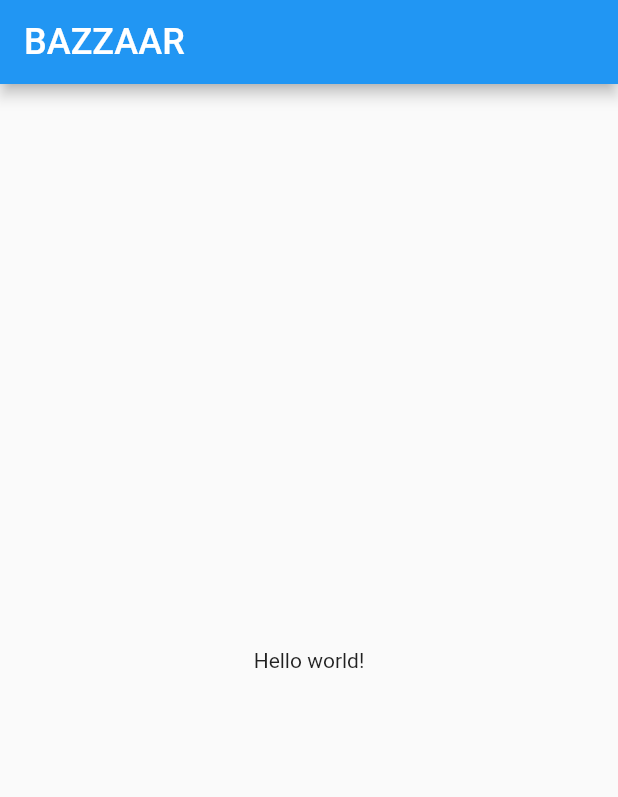
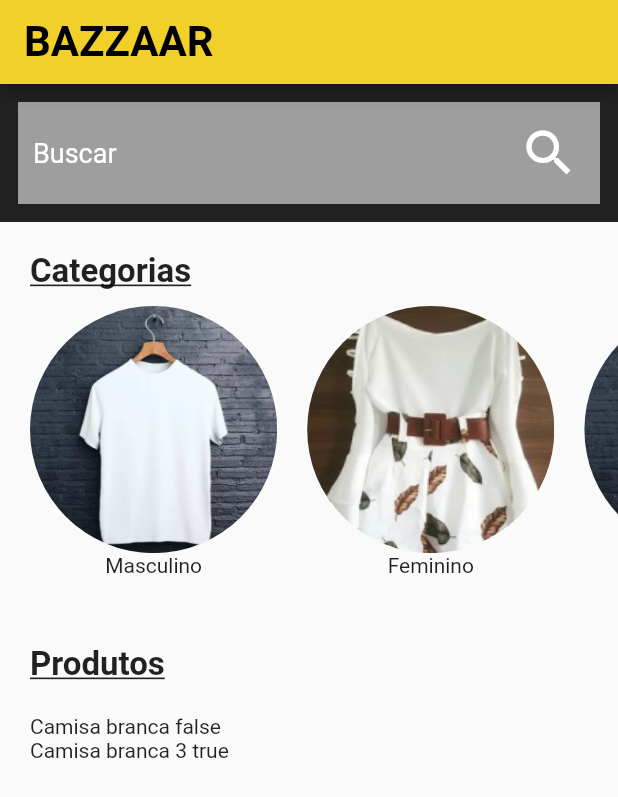
Before and after one commit to Luisz576/LojaVirtualBAZZAAR_flutter, a Flutter app: the screen it shows after launch, on a phone screen of 412 x 824 dp. Shown: the top 797 px of the screen. Run offline on Flutter 3.47's test engine with Material 2 defaults, Android fonts, the phone set to English and light mode, and no system bars.

Commit message:
Home Widgets + Database
# HomeScreen
# Categoria e seus Widgets
# Produto e seus Widgets (ProdutoItem(start))
# Database: "Sistema" de banco de dados (apenas as funções com um retorno fix)
# Sistemas de filtros

```diff
--- /dev/null
+++ b/Bazzaar/lib/models/category.dart
@@ -0,0 +1,11 @@
+import 'package:flutter/cupertino.dart';
+
+class Category{
+
+  String categoryName;
+  String title;
+  String image;
+
+  Category({@required this.categoryName, @required this.title, @required this.image});
+
+}
--- /dev/null
+++ b/Bazzaar/lib/models/produto.dart
@@ -0,0 +1,18 @@
+class Produto{
+
+  String nome, descricao, categoria, obs, imageSource;
+  int off, id;
+  double price;
+
+  Produto.fromMap(Map map){
+    nome = map['nome'];
+    descricao = map['descricao'];
+    categoria = map['categoria'];
+    obs = map['obs'];
+    imageSource =  map['image_source'];
+    off = map['off'];
+    id = map['id'];
+    price = map['price'];
+  }
+
+}
--- a/Bazzaar/lib/screens/home/home_screen.dart
+++ b/Bazzaar/lib/screens/home/home_screen.dart
@@ -1,3 +1,6 @@
+import 'package:Bazzaar/screens/home/widgets/category_view.dart';
+import 'package:Bazzaar/screens/home/widgets/products_view.dart';
+import 'package:Bazzaar/screens/home/widgets/search_camp.dart';
 import 'package:flutter/material.dart';
 
 class HomeScreen extends StatefulWidget {
@@ -5,21 +8,58 @@ class HomeScreen extends StatefulWidget {
   _HomeScreenState createState() => _HomeScreenState();
 }
 
-class _HomeScreenState extends State<HomeScreen> {
+class _HomeScreenState extends State<HomeScreen>
+    with SingleTickerProviderStateMixin{
+
+  AnimationController _animationController;
+
+  @override
+  void initState() {
+    super.initState();
+    _animationController = AnimationController(
+      vsync: this,
+      duration: Duration(seconds: 2),
+    );
+    _animationController.forward();
+  }
+
+  @override
+  void dispose() {
+    _animationController.dispose();
+    super.dispose();
+  }
+
   @override
   Widget build(BuildContext context) {
     return Scaffold(
       appBar: AppBar(
         title: Text("BAZZAAR",
           style: TextStyle(
-            color: Colors.white,
-            fontSize: 24
+            color: Colors.black,
+            fontWeight: FontWeight.w700,
+            fontSize: 28,
           ),
         ),
+        backgroundColor: Color.fromRGBO(240, 208, 41, 1.0),
+        //secundary color = c15233 -> 193, 82, 51
       ),
-      body: Center(
-        child: Text("Hello world!"), //TEMP
+      body: Container(
+        child: AnimatedBuilder(
+          animation: _animationController,
+          builder: _builderAnimation,
+        ),
       ),
     );
   }
+
+  Widget _builderAnimation(BuildContext context, Widget child){
+    return ListView(
+      children: [
+        SearchCamp(),
+        CategoryView(_animationController),
+        ProductsView(_animationController),
+      ],
+    );
+  }
+
 }
--- /dev/null
+++ b/Bazzaar/lib/screens/home/widgets/category_item.dart
@@ -0,0 +1,46 @@
+import 'package:Bazzaar/models/category.dart';
+import 'package:flutter/material.dart';
+
+class CategoryItem extends StatelessWidget {
+
+  final Category category;
+  final double radius;
+  final Animation<double> animation;
+
+  CategoryItem({@required this.category, @required this.radius, @required this.animation});
+
+  @override
+  Widget build(BuildContext context) {
+    return category.image.isNotEmpty ? Padding(
+      padding: EdgeInsets.only(right: 20),
+      child: Container(
+        height: radius * 2,
+        width: radius * 2,
+        child: Column(
+          children: [
+            InkWell(
+              onTap: () {
+                //TODO: TROCA TELA
+                print(category.categoryName);
+              },
+              child: Container(
+                height: animation.value * radius,
+                width: animation.value * radius,
+                decoration: BoxDecoration(
+                  image: DecorationImage(
+                    image: AssetImage(category.image),
+                    fit: BoxFit.cover
+                  ),
+                  shape: BoxShape.circle,
+                ),
+              ),
+            ),
+            animation.value > 1.9 ? Text(category.title) : Container(),
+          ],
+        ),
+      ),
+    )
+    : Container();
+  }
+
+}
--- /dev/null
+++ b/Bazzaar/lib/screens/home/widgets/category_view.dart
@@ -0,0 +1,66 @@
+import 'package:Bazzaar/models/category.dart';
+import 'package:Bazzaar/screens/home/widgets/category_item.dart';
+import 'package:flutter/material.dart';
+
+class CategoryView extends StatefulWidget {
+
+  final AnimationController controller;
+
+  CategoryView(this.controller);
+
+  @override
+  _CategoryViewState createState() => _CategoryViewState(controller);
+}
+
+class _CategoryViewState extends State<CategoryView> {
+
+  final AnimationController controller;
+
+  _CategoryViewState(this.controller) :
+    animationGrouw = Tween<double>(begin: 0.0, end: 2.0).animate(
+      CurvedAnimation(
+        parent: controller,
+        curve: Interval(0.0, 0.7, curve: Curves.easeOutCubic),
+      )
+    );
+
+  final Animation<double> animationGrouw;
+
+  List<Category> categories = [
+    Category(categoryName: "masc", title: "Masculino", image: "images/roupa-branca.jpg"),
+    Category(categoryName: "fem", title: "Feminino", image: "images/roupa-branca-fem.jpg"),
+    Category(categoryName: "inf", title: "Infantil", image: "images/roupa-branca.jpg"),
+    Category(categoryName: "juv", title: "Juvenil", image: "images/roupa-branca.jpg"),
+  ];
+
+  @override
+  Widget build(BuildContext context) {
+
+    final screenSize = MediaQuery.of(context).size;
+
+    return Padding(
+      padding: EdgeInsets.only(top: 20, left: 20),
+        child: Column(
+        crossAxisAlignment: CrossAxisAlignment.start,
+        children: [
+          Text("Categorias",
+            style: TextStyle(
+              fontSize: 22,
+              fontWeight: FontWeight.bold,
+              decoration: TextDecoration.underline
+            ),
+          ),
+          SizedBox(height: 10,),
+          Container(
+            height: screenSize.height * 0.25,
+            child: ListView(
+              scrollDirection: Axis.horizontal,
+              children: categories.map((category) => CategoryItem(category: category, radius: screenSize.height * 0.1, animation: animationGrouw,)).toList(),
+            ),
+          ),
+        ],
+      ),
+    );
+  }
+
+}
--- /dev/null
+++ b/Bazzaar/lib/screens/home/widgets/products_view.dart
@@ -0,0 +1,68 @@
+import 'package:Bazzaar/models/produto.dart';
+import 'package:Bazzaar/screens/home/widgets/produto_item.dart';
+import 'package:Bazzaar/services/database.dart';
+import 'package:flutter/material.dart';
+
+class ProductsView extends StatefulWidget {
+
+  final AnimationController animationController;
+
+  ProductsView(this.animationController);
+
+  @override
+  _ProductsViewState createState() => _ProductsViewState(animationController);
+}
+
+class _ProductsViewState extends State<ProductsView> {
+
+  final AnimationController animationController;
+  Database database = Database();
+
+  _ProductsViewState(this.animationController);
+
+  @override
+  Widget build(BuildContext context) {
+    return Padding(
+      padding: EdgeInsets.only(left: 20, top: 20),
+      child: Column(
+        crossAxisAlignment: CrossAxisAlignment.start,
+        children: [
+          Text("Produtos",
+            style: TextStyle(
+              fontSize: 22,
+              fontWeight: FontWeight.bold,
+              decoration: TextDecoration.underline
+            ),
+          ),
+          SizedBox(height: 20,),
+          FutureBuilder<List<Produto>>(
+            initialData: null,
+            future: database.getProdutos(),
+            builder: (context, snapshot) {
+              int counter = 0;
+              if(snapshot.hasData && !snapshot.hasError)
+                return Column(
+                  crossAxisAlignment: CrossAxisAlignment.start,
+                  children: snapshot.data.map((produto) {
+                    if(produto.off > 0){
+                      counter++;
+                      return ProdutoItem(produto: produto, isRight: (counter % 2 == 0),animation: animationController);
+                    }else
+                      return Container();
+                  }).toList(),
+                );
+              else if(snapshot.hasError)
+                return Text("Não foi possível carregar os produtos!");
+              return Align(
+                alignment: Alignment.center,
+                child: CircularProgressIndicator(
+                  valueColor: AlwaysStoppedAnimation<Color>(Colors.black),
+                ),
+              );
+            },
+          ),
+        ],
+      ),
+    );
+  }
+}
--- /dev/null
+++ b/Bazzaar/lib/screens/home/widgets/produto_item.dart
@@ -0,0 +1,16 @@
+import 'package:Bazzaar/models/produto.dart';
+import 'package:flutter/material.dart';
+
+class ProdutoItem extends StatelessWidget {
+
+  final Produto produto;
+  final Animation<double> animation;
+  final bool isRight;
+
+  ProdutoItem({@required this.produto, @required this.isRight, @required this.animation});
+
+  @override
+  Widget build(BuildContext context) {
+    return Text(produto.nome + " " + isRight.toString());
+  }
+}
--- /dev/null
+++ b/Bazzaar/lib/screens/home/widgets/search_camp.dart
@@ -0,0 +1,57 @@
+import 'package:flutter/material.dart';
+
+class SearchCamp extends StatelessWidget {
+  @override
+  Widget build(BuildContext context) {
+    return Container(
+      padding: EdgeInsets.all(12),
+      decoration: BoxDecoration(
+        color: Colors.black87,
+      ),
+      child: Container(
+        padding: EdgeInsets.all(10),
+        decoration: BoxDecoration(
+          color: Colors.grey,
+        ),
+        child: Row(
+          mainAxisAlignment: MainAxisAlignment.spaceBetween,
+          children: [
+            Expanded(
+              child: TextField(
+                maxLength: 26,
+                decoration: InputDecoration(
+                  hintText: "Buscar",
+                  hintStyle: TextStyle(
+                    color: Colors.white,
+                    fontSize: 18,
+                  ),
+                  border: InputBorder.none,
+                  counterText: "",
+                ),
+                style: TextStyle(
+                  color: Colors.white,
+                  fontSize: 18,
+                ),
+              ),
+            ),
+            SizedBox(width: 20,),
+            Material(
+              color: Color.fromRGBO(255, 255, 255, 0.0),
+              child: IconButton(
+                padding: EdgeInsets.zero,
+                icon: Icon(Icons.search,
+                  size: 40,
+                  color: Colors.white,
+                ),
+                onPressed: (){
+                  //TODO: TROCA TELA
+                  print("buscar");
+                },
+              ),
+            ),
+          ],
+        ),
+      ),
+    );
+  }
+}
--- /dev/null
+++ b/Bazzaar/lib/services/database.dart
@@ -0,0 +1,67 @@
+import 'package:Bazzaar/models/produto.dart';
+
+class Database{
+
+  final List<Produto> _data = [
+    Produto.fromMap({
+      "nome": "Camisa branca",
+      "descricao": "",
+      "categoria": "masc",
+      "obs": "Disponível em todos os tamanhos",
+      "off": 10,
+      "id": 1,
+      "price": 100.0,
+      "image_source": "images/"
+    }),
+    Produto.fromMap({
+      "nome": "Camisa branca 2",
+      "descricao": "",
+      "categoria": "juv",
+      "obs": "Disponível em todos os tamanhos",
+      "off": 0,
+      "id": 1,
+      "price": 120.0,
+      "image_source": "images/"
+    }),
+    Produto.fromMap({
+      "nome": "Camisa branca 3",
+      "descricao": "",
+      "categoria": "fem",
+      "obs": "Disponível em todos os tamanhos",
+      "off": 15,
+      "id": 1,
+      "price": 200.0,
+      "image_source": "images/"
+    })
+  ];
+
+  Future<List<Produto>> getProdutos(){
+    return Future.delayed(
+      Duration(seconds: 2),
+      () => _data
+    );
+  }
+
+  Future<List<Produto>> getProdutosFilteredByName(String filter) async{
+    List<Produto> result = [];
+    (await getProdutos()).forEach((produto) {
+      if(produto.nome.toLowerCase() == filter.toLowerCase()) result.add(produto);
+    });
+    return Future.delayed(
+      Duration(seconds: 2),
+      () => result,
+    );
+  }
+
+  Future<List<Produto>> getProdutosFilteredByCategoria(String filter) async{
+    List<Produto> result = [];
+    (await getProdutos()).forEach((produto) {
+      if(produto.categoria.toLowerCase() == filter.toLowerCase()) result.add(produto);
+    });
+    return Future.delayed(
+      Duration(seconds: 2),
+      () => result,
+    );
+  }
+
+}
--- a/Bazzaar/pubspec.yaml
+++ b/Bazzaar/pubspec.yaml
@@ -49,6 +49,9 @@ flutter:
   #   - images/a_dot_burr.jpeg
   #   - images/a_dot_ham.jpeg
 
+  assets:
+    - images/
+
   # An image asset can refer to one or more resolution-specific "variants", see
   # https://flutter.dev/assets-and-images/#resolution-aware.
 
```
Also changed, not shown: Bazzaar/images/cartoes.png (added), Bazzaar/images/loja.jpg (added), Bazzaar/images/lupa.png (added), Bazzaar/images/roupa-branca-fem.jpg (added), Bazzaar/images/roupa-branca.jpg (added), Bazzaar/lib/screens/home/widgets/stagger_animation.dart (added), 1 other file.
